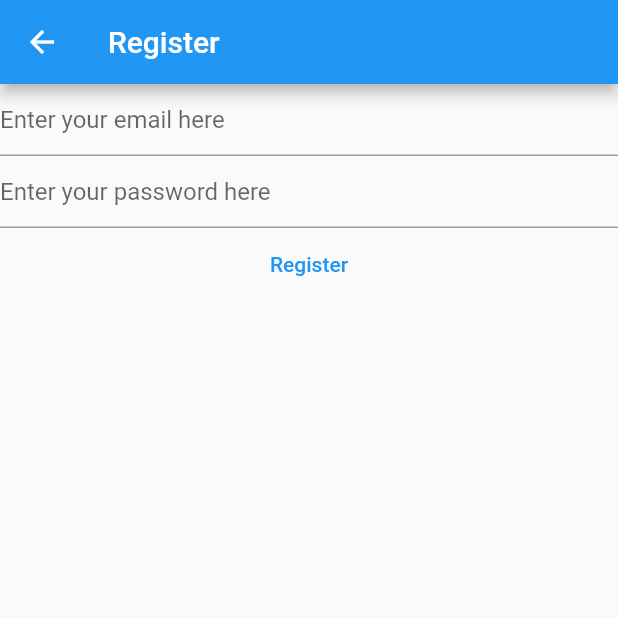
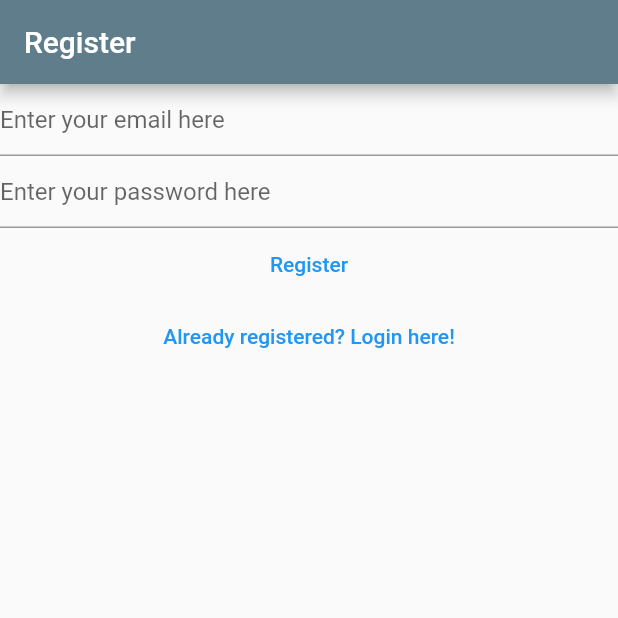
Before and after one commit to yowjak/yowjak, a Flutter app: the RegisterView screen opened directly, on a phone screen of 412 x 824 dp, the top half of it. Run offline on Flutter 3.47's test engine with Material 2 defaults, Android fonts, the phone set to English and light mode, and no system bars; our stand-ins replace firebase_auth, firebase_core; accounts and stored records are empty.

Commit message:
created login, register, verify page. Cleaned up the main.dart file

```diff
--- a/flutter_projects/mynotes/lib/views/register_view.dart
+++ b/flutter_projects/mynotes/lib/views/register_view.dart
@@ -36,15 +36,9 @@ class _RegisterViewState extends State<RegisterView> {
     return Scaffold(
       appBar: AppBar(
         title: const Text('Register'),
+        backgroundColor: Colors.blueGrey,
       ),
-      body: FutureBuilder(
-        future: Firebase.initializeApp(
-          options: DefaultFirebaseOptions.currentPlatform,
-        ),
-        builder: (context, snapshot) {
-          switch (snapshot.connectionState) {
-            case ConnectionState.done:
-              return Column(
+      body: Column(
         children: [
           TextField(
             controller: _email,
@@ -69,8 +63,8 @@ class _RegisterViewState extends State<RegisterView> {
               final email = _email.text;
               final password = _password.text;
               try {
-                        final userCredential = await FirebaseAuth.instance
-                            .createUserWithEmailAndPassword(
+                final userCredential =
+                    await FirebaseAuth.instance.createUserWithEmailAndPassword(
                   email: email,
                   password: password,
                 );
@@ -80,18 +74,18 @@ class _RegisterViewState extends State<RegisterView> {
                   print('Your password is too weak. Try again.');
                 else if (e.code == 'email-already-in-use')
                   print('Email already exists. Please login');
-                        else if (e.code == 'invalid-email')
-                          print('invalid email');
+                else if (e.code == 'invalid-email') print('invalid email');
               }
             },
             child: const Text('Register'),
           ),
+          TextButton(
+              onPressed: () {
+                Navigator.of(context)
+                    .pushNamedAndRemoveUntil('/login/', (route) => false);
+              },
+              child: const Text('Already registered? Login here!'))
         ],
-              );
-            default:
-              return const Text('Loading...');
-          }
-        },
       ),
     );
   }
```
Also changed, not shown: flutter_projects/mynotes/lib/main.dart (+18 -17 lines), flutter_projects/mynotes/lib/views/login_view.dart (+13 -19 lines), flutter_projects/mynotes/lib/views/verify_email.dart (added, +33 -0 lines), 3 other files. Lines whose indentation alone changed are shown as unchanged.
